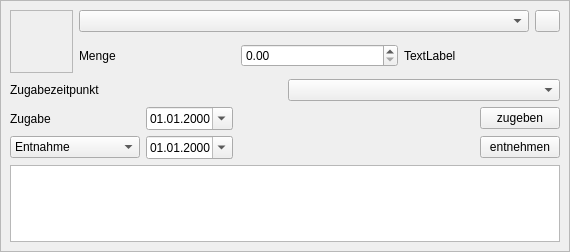
Gremmel/kleiner-brauhelfer, file source/ui/ErweiterteZutat.ui: the form before one commit.
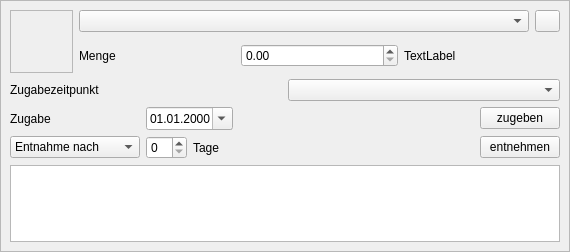
The form after the commit. Icons and pictures are not drawn. Custom widgets are drawn as their Qt base class.

Commit message:
Änderung Weitere Zutaten Zugabezeitpunkt (In Entwicklung)
Datumsangabe für Zugabezeitpunkt entfernt und durch Anzahl Tage ersetzt
(Noch ohne Funktion)

Datenbank um Feld Zugabedauer erweitert (speichert dann die Zugabedauer in Minuten)

What changed in the file:
```diff
--- a/source/ui/ErweiterteZutat.ui
+++ b/source/ui/ErweiterteZutat.ui
@@ -289,7 +289,7 @@
           </property>
           <item>
            <property name="text">
-            <string>Entnahme</string>
+            <string>Entnahme nach</string>
            </property>
           </item>
           <item>
@@ -300,18 +300,12 @@
          </widget>
         </item>
         <item>
-         <widget class="QDateEdit" name="dateEdit_zugabezeitpunkt_bis">
-          <property name="toolTip">
-           <string>Datum Entnahmezeitpunkt</string>
-          </property>
-          <property name="statusTip">
-           <string/>
-          </property>
-          <property name="displayFormat">
-           <string>dd.MM.yyyy</string>
-          </property>
-          <property name="calendarPopup">
-           <bool>true</bool>
+         <widget class="QSpinBox" name="spinBox_EWZ_DauerTage"/>
+        </item>
+        <item>
+         <widget class="QLabel" name="label_3">
+          <property name="text">
+           <string>Tage</string>
           </property>
          </widget>
         </item>
```
The commit also changes 4 other files.
